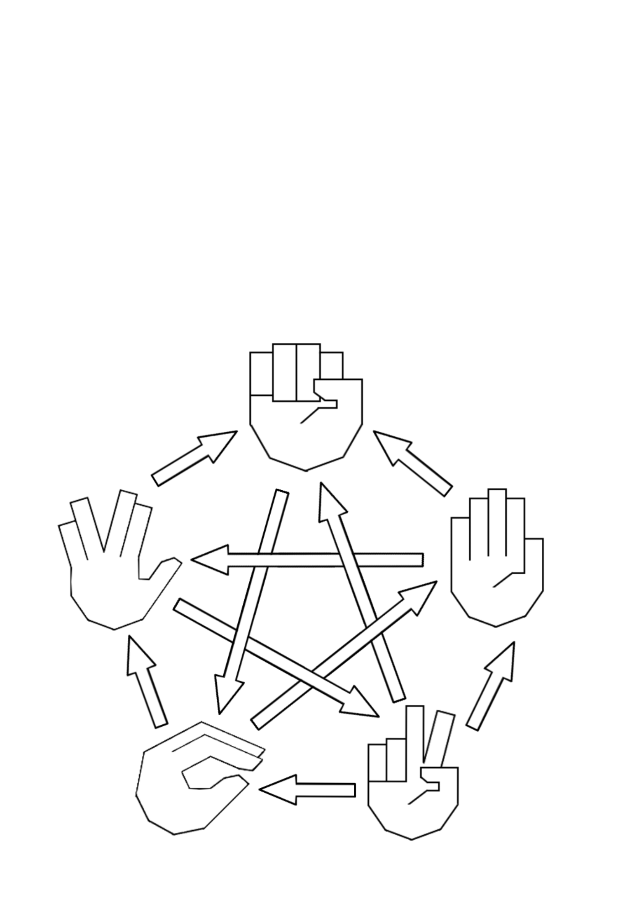
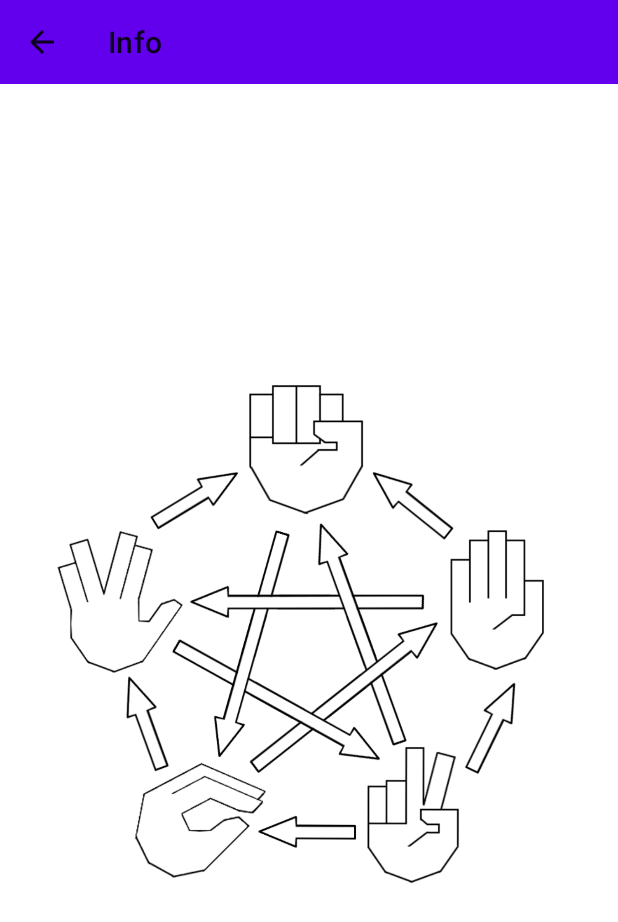
Before and after one commit to ghostwalker18/Rock-Scissors-Paper-Lizard-Spock, an Android app: the InfoActivity screen opened directly, with no data from a screen before it, on a phone screen of 412 x 824 dp. Shown: the top 922 px of the screen. Run offline under Robolectric (Android 15) with nearby library versions, the phone set to English and light mode, and no system bars.

Commit message:
added toolbar to info screen

```diff
--- a/app/src/main/AndroidManifest.xml
+++ b/app/src/main/AndroidManifest.xml
@@ -22,7 +22,9 @@
         </activity>
         <activity android:name=".InfoActivity"
             android:label="@string/info_activity_label">
-
+            <meta-data
+                android:name="android.support.PARENT_ACTIVITY"
+                android:value="com.example.lab2.MainActivity" />
         </activity>
         <activity
             android:name=".MainActivity"
--- a/app/src/main/java/com/example/lab2/InfoActivity.java
+++ b/app/src/main/java/com/example/lab2/InfoActivity.java
@@ -3,12 +3,20 @@ package com.example.lab2;
 import android.os.Bundle;
 
 import androidx.annotation.Nullable;
+import androidx.appcompat.app.ActionBar;
 import androidx.appcompat.app.AppCompatActivity;
+import androidx.appcompat.widget.Toolbar;
 
 public class InfoActivity extends AppCompatActivity {
     @Override
     protected void onCreate(@Nullable Bundle savedInstanceState) {
         super.onCreate(savedInstanceState);
         setContentView(R.layout.activity_info);
+        Toolbar myToolbar = (Toolbar) findViewById(R.id.my_toolbar);
+        setSupportActionBar(myToolbar);
+        ActionBar actionBar = getSupportActionBar();
+        if (actionBar != null) {
+            actionBar.setDisplayHomeAsUpEnabled(true);
+        }
     }
 }
--- a/app/src/main/java/com/example/lab2/SettingsActivity.java
+++ b/app/src/main/java/com/example/lab2/SettingsActivity.java
@@ -2,6 +2,7 @@ package com.example.lab2;
 
 import android.os.Bundle;
 
+import androidx.annotation.Nullable;
 import androidx.appcompat.app.ActionBar;
 import androidx.appcompat.app.AppCompatActivity;
 import androidx.appcompat.widget.Toolbar;
@@ -10,7 +11,7 @@ import androidx.preference.PreferenceFragmentCompat;
 public class SettingsActivity extends AppCompatActivity {
 
     @Override
-    protected void onCreate(Bundle savedInstanceState) {
+    protected void onCreate(@Nullable Bundle savedInstanceState) {
         super.onCreate(savedInstanceState);
         setContentView(R.layout.activity_settings);
         Toolbar myToolbar = (Toolbar) findViewById(R.id.my_toolbar2);
--- a/app/src/main/res/layout/activity_info.xml
+++ b/app/src/main/res/layout/activity_info.xml
@@ -5,6 +5,15 @@
     android:layout_width="match_parent"
     android:layout_height="match_parent">
 
+    <androidx.appcompat.widget.Toolbar
+        android:id="@+id/my_toolbar"
+        android:layout_width="match_parent"
+        android:layout_height="wrap_content"
+        android:background="?attr/colorPrimary"
+        android:minHeight="?attr/actionBarSize"
+        android:layout_gravity="center"
+        android:theme="?attr/actionBarTheme" />
+
     <ImageView
         android:id="@+id/imageView"
         android:layout_width="match_parent"
```
